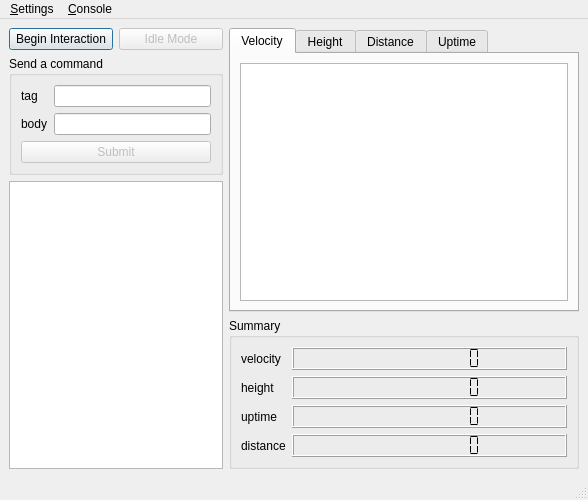
Above: gui/ui/main.ui from phch/davis-hyperloop before the change. Below: the same form after it.
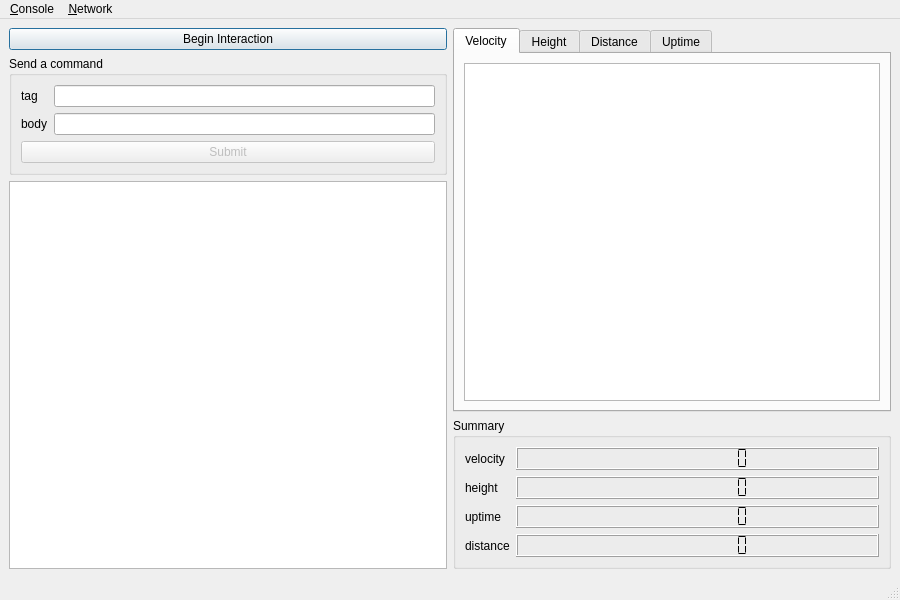
That is the form after the change. Custom widgets are drawn as their Qt base class.

```diff
--- a/gui/ui/main.ui
+++ b/gui/ui/main.ui
@@ -6,8 +6,8 @@
    <rect>
     <x>0</x>
     <y>0</y>
-    <width>588</width>
-    <height>500</height>
+    <width>900</width>
+    <height>600</height>
    </rect>
   </property>
   <property name="windowTitle">
@@ -35,28 +35,6 @@
           </attribute>
          </widget>
         </item>
-        <item>
-         <widget class="QPushButton" name="pauseButton">
-          <property name="enabled">
-           <bool>false</bool>
-          </property>
-          <property name="text">
-           <string>Idle Mode</string>
-          </property>
-          <property name="autoDefault">
-           <bool>false</bool>
-          </property>
-          <property name="default">
-           <bool>false</bool>
-          </property>
-          <property name="flat">
-           <bool>false</bool>
-          </property>
-          <attribute name="buttonGroup">
-           <string notr="true">buttonGroup</string>
-          </attribute>
-         </widget>
-        </item>
        </layout>
       </item>
       <item>
@@ -320,24 +298,25 @@
     <rect>
      <x>0</x>
      <y>0</y>
-     <width>588</width>
+     <width>900</width>
      <height>20</height>
     </rect>
    </property>
-   <widget class="QMenu" name="menuSettings">
-    <property name="title">
-     <string>&amp;Settings</string>
-    </property>
-    <addaction name="actionNetwork"/>
-   </widget>
    <widget class="QMenu" name="menuConsole">
     <property name="title">
      <string>&amp;Console</string>
     </property>
     <addaction name="actionConsoleOpen"/>
    </widget>
-   <addaction name="menuSettings"/>
+   <widget class="QMenu" name="menuNetwork">
+    <property name="title">
+     <string>&amp;Network</string>
+    </property>
+    <addaction name="actionSettings"/>
+    <addaction name="actionReconnect"/>
+   </widget>
    <addaction name="menuConsole"/>
+   <addaction name="menuNetwork"/>
   </widget>
   <widget class="QStatusBar" name="statusbar"/>
   <action name="actionNetwork">
```
Left out of the diff: 10 changed lines with no effect on the pictures.
